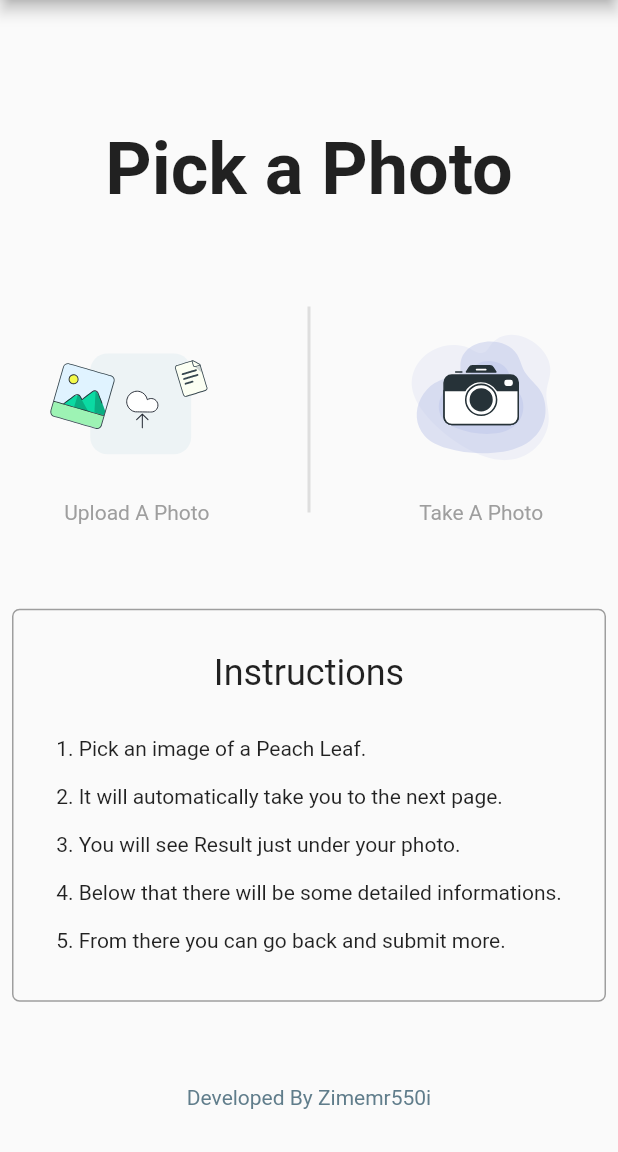
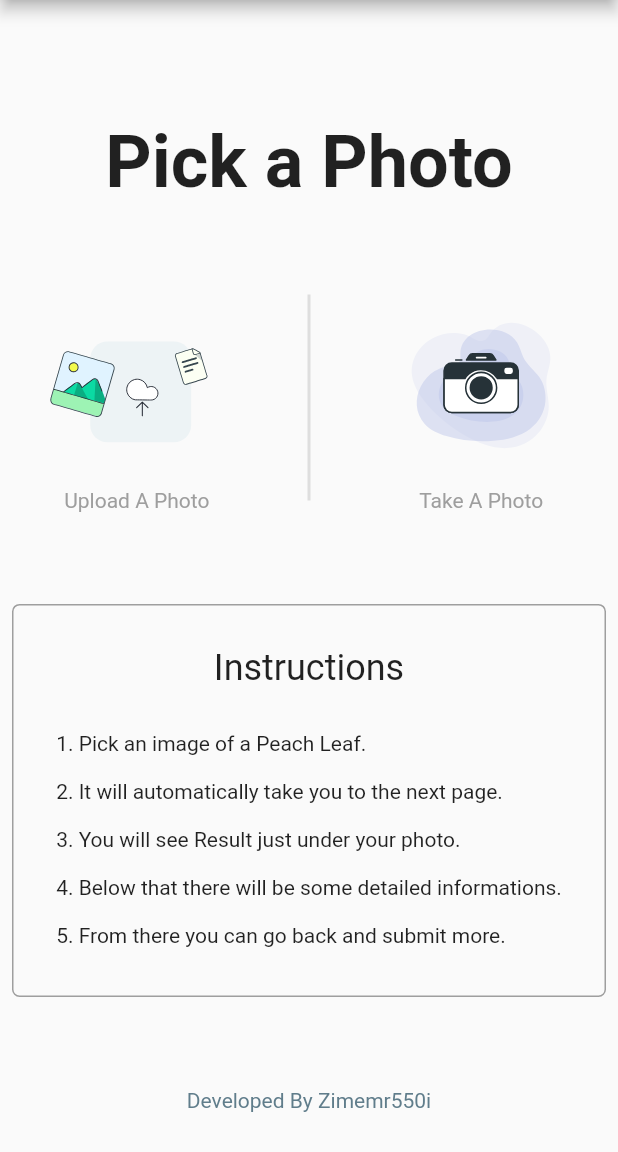
Before and after one commit to Zimmer550i/peach_leaf_detection_app, a Flutter app: the screen it shows after launch, on a phone screen of 412 x 824 dp, the part 84-1236 px from its top. Run offline on Flutter 3.47's test engine with Material 2 defaults, Android fonts, the phone set to English and light mode, and no system bars; our stand-ins replace fluttertoast, image_picker, lottie; missing offline and left inert: tflite.

Commit message:
Fixed Expanded Error
fix - Expanded Widget Error
feat - UI fixes

```diff
--- a/lib/pages/homepage.dart
+++ b/lib/pages/homepage.dart
@@ -18,7 +18,8 @@ class Homepage extends StatelessWidget {
     return SafeArea(
       child: Scaffold(
         appBar: AppBar(
-          title: const Text("Peach Leaf Detection",
+          title: const Text(
+            "Peach Leaf Detection",
             style: TextStyle(
               fontSize: 28,
             ),
@@ -82,8 +83,6 @@ class Homepage extends StatelessWidget {
                     color: Color.fromRGBO(158, 158, 158, 0.3),
                   ),
                 ),
-                Column(
-                  children: [
                 InkWell(
                   onTap: () async {
                     final image = await ImagePicker()
@@ -101,11 +100,12 @@ class Homepage extends StatelessWidget {
                       );
                     }
                   },
-                      child: Lottie.asset(
+                  child: Column(
+                    children: [
+                      Lottie.asset(
                         "assets/camera.json",
                         width: MediaQuery.of(context).size.width / 3,
                         height: MediaQuery.of(context).size.width / 3,
-                      ),
                       ),
                       const Text(
                         "Take A Photo",
@@ -115,11 +115,11 @@ class Homepage extends StatelessWidget {
                       ),
                     ],
                   ),
+                ),
               ],
             ),
             Padding(
-              padding: const EdgeInsets.symmetric(horizontal: 8.0),
-              child: Expanded(
+              padding: const EdgeInsets.all(8.0),
               child: Container(
                 decoration: BoxDecoration(
                   borderRadius: const BorderRadius.all(Radius.circular(5)),
@@ -129,7 +129,6 @@ class Homepage extends StatelessWidget {
                 ),
                 width: double.infinity,
                 child: instructions(),
-                ),
               ),
             ),
             const Text(
```
Lines whose indentation alone changed are shown as unchanged.
